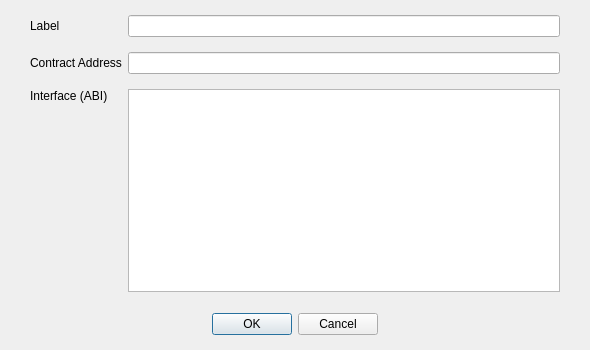
Before: the Qt Designer form src/qt/forms/editcontractinfodialog.ui in FantasyGold/FantasyGold-Core, drawn with Qt 5.
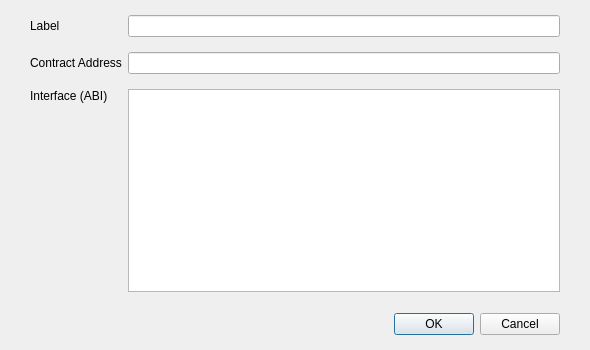
After: the same form once the commit is applied. Custom widgets are drawn as their Qt base class.

The edit to the form file:
```diff
--- a/src/qt/forms/editcontractinfodialog.ui
+++ b/src/qt/forms/editcontractinfodialog.ui
@@ -110,7 +110,7 @@
          <set>QDialogButtonBox::Cancel|QDialogButtonBox::Ok</set>
         </property>
         <property name="centerButtons">
-         <bool>true</bool>
+         <bool>false</bool>
         </property>
        </widget>
       </item>
```
